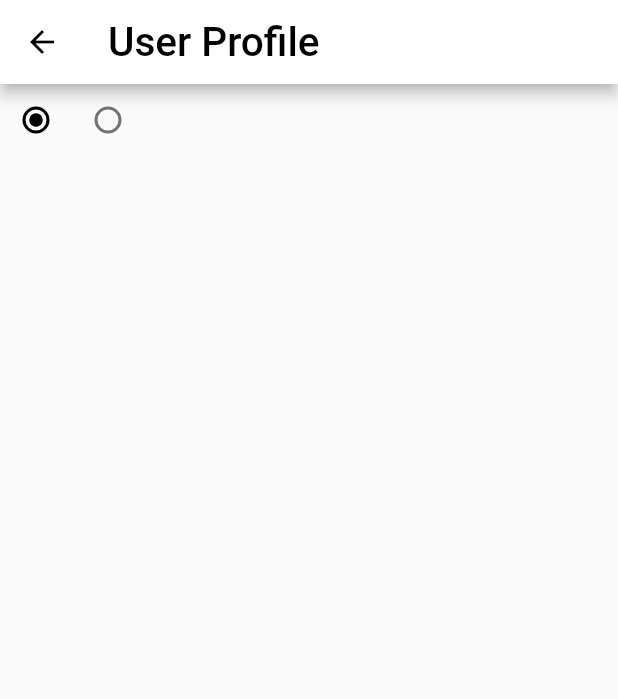
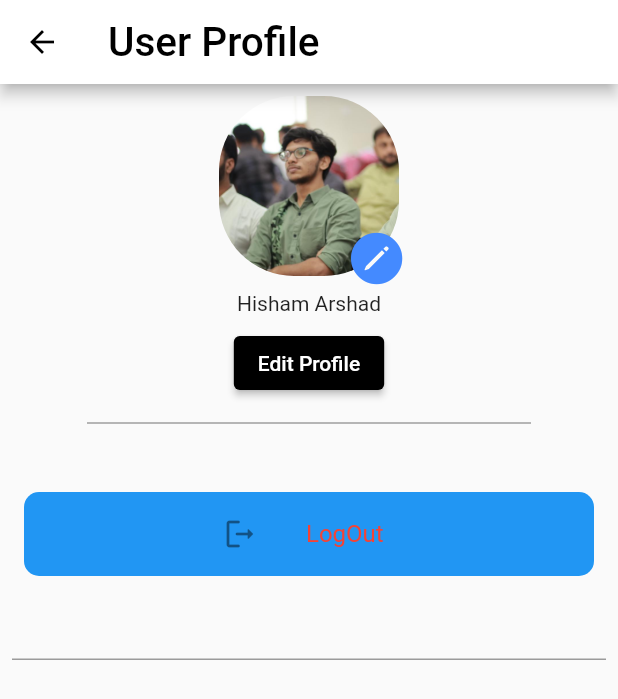
Before and after one commit to hishamarshadc/directrade, a Flutter app: the CustProfilePage screen opened by its route, on a phone screen of 412 x 824 dp. Shown: the top 699 px of the screen. Run offline on Flutter 3.47's test engine with Material 2 defaults, Android fonts, the phone set to English and light mode, and no system bars; our stand-ins replace grouped_list.

Commit message:
User Profile changes

```diff
--- a/lib/presentation/customer/screens/user profile/customer_profile.dart
+++ b/lib/presentation/customer/screens/user profile/customer_profile.dart
@@ -2,16 +2,18 @@ import 'package:flutter/cupertino.dart';
 import 'package:flutter/material.dart';
 import 'package:flutter/src/widgets/container.dart';
 import 'package:flutter/src/widgets/framework.dart';
+import 'package:sample_project/core/constants.dart';
 
 class CustProfilePage extends StatelessWidget {
   CustProfilePage({super.key});
 
-int _val=1;
+  int _val = 1;
   @override
   Widget build(BuildContext context) {
+    final size = MediaQuery.of(context).size;
     return SafeArea(
       child: Scaffold(
-        appBar:AppBar(
+          appBar: AppBar(
             backgroundColor: Colors.white,
             foregroundColor: Colors.black,
             title: const Text(
@@ -19,28 +21,113 @@ int _val=1;
               style: TextStyle(
                 fontSize: 27,
               ),
-
             ),
           ),
-        body:Column(
+          body: SingleChildScrollView(
+            child: Container(
+              padding: const EdgeInsets.all(8),
+              child: Column(
+                // mainAxisAlignment: MainAxisAlignment.spaceBetween,
                 children: [
-            Row(
+                  Column(
+                    crossAxisAlignment: CrossAxisAlignment.center,
                     children: [
-                              Radio(
-                                  value: 1,
-                                  groupValue: _val,
-                                  onChanged: (value) {
-
-                                  }),
-                              Radio(
-                                  value: 2,
-                                  groupValue: _val,
-                                  onChanged: (value) {})
+                      Stack(
+                        children: [
+                          Center(
+                            child: SizedBox(
+                              width: 120,
+                              height: 120,
+                              child: ClipRRect(
+                                borderRadius: BorderRadius.circular(50),
+                                child: Image(
+                                  image: AssetImage('assets/images/seller.jpg'),
+                                ),
+                              ),
+                            ),
+                          ),
+                          Positioned(
+                            top: 80,
+                            bottom: 0,
+                            left: 90,
+                            right: 0,
+                            child: IconButton(
+                              splashRadius: 10,
+                              onPressed: () {},
+                              icon: Icon(
+                                CupertinoIcons.pencil_circle_fill,
+                                size: 40,
+                                color: Colors.blueAccent,
+                              ),
+                            ),
+                          ),
                         ],
                       ),
+                      const SizedBox(height: 10),
+                      const Text('Hisham Arshad'),
+                      Padding(
+                        padding: const EdgeInsets.all(8.0),
+                        child: ElevatedButton(
+                            onPressed: () {}, child: Text('Edit Profile')),
+                      ),
+                      const Padding(
+                        padding: const EdgeInsets.symmetric(
+                          horizontal: 50,
+                        ),
+                        child: Divider(
+                          thickness: 1,
+                          color: Colors.grey,
+                        ),
+                      ),
+                    ],
+                  ),
+              SizedBox(height: 30,),
+              Padding(
+                        padding: const EdgeInsets.all(8.0),
+                        child: Container(
+                          decoration: BoxDecoration(
+                              color: Colors.blue,
+                              borderRadius: BorderRadius.circular(10)),
+                          child: Padding(
+                            padding: EdgeInsets.symmetric(
+                                horizontal: size.width * .5-90),
+                            child: ListTile(
+                              tileColor: Colors.red,
+                              onTap: () {
+
+                              },
+                              leading: Icon(Icons.logout_rounded),
+                              title: Text(
+                                'LogOut',
+                                style: TextStyle(color: Colors.red),
+                              ),
+                            ),
+                          ),
+                        ),
+                      ),
+                  Column(
+                    children: [
+                      // ListTile(title: Text('hello'),)
+                     TextFormField(//textInputAction:TextInputAction.
+                     )
                     ],
                   )
+                ],
               ),
+            ),
+          )),
     );
   }
 }
+
+
+// Column(
+//             children: [
+//               Row(
+//                 children: [
+//                   Radio(value: 1, groupValue: _val, onChanged: (value) {}),
+//                   Radio(value: 2, groupValue: _val, onChanged: (value) {})
+//                 ],
+//               ),
+//             ],
+//           )
--- a/pubspec.yaml
+++ b/pubspec.yaml
@@ -38,6 +38,7 @@ dependencies:
   shared_preferences: ^2.0.15
   flutter_rating_bar: ^4.0.1
   grouped_list: ^5.1.2
+  line_awesome_icons: ^1.0.4+2
   intl: ^0.18.0
 
 dev_dependencies:
```
Also changed, not shown: lib/presentation/customer/screens/order/orders_list.dart (+47 -41 lines), lib/presentation/customer/screens/order/widgets/OrderCard.dart (added, +107 -0 lines), lib/core/constants.dart (added), pubspec.lock. Lines whose indentation alone changed are shown as unchanged.
